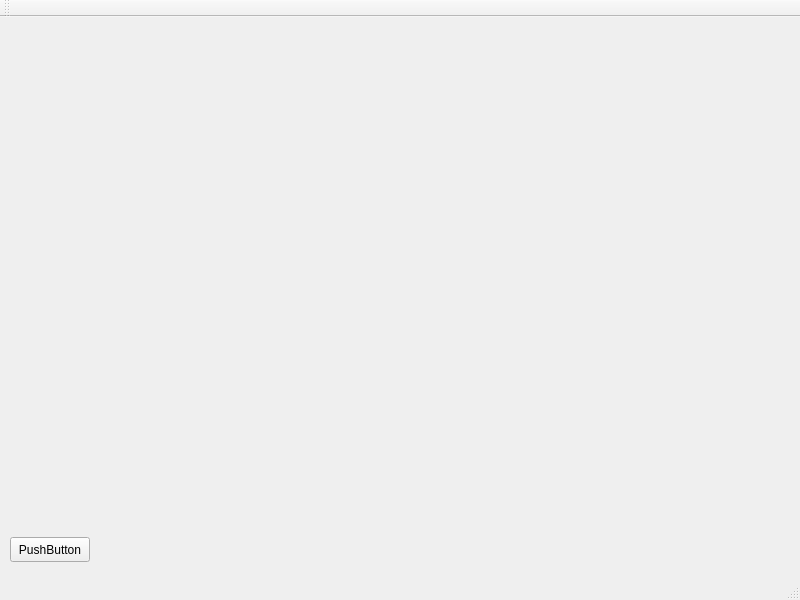
Qt form mainwindow.ui (AlexSP0/DynMenu-prototype) before a commit.
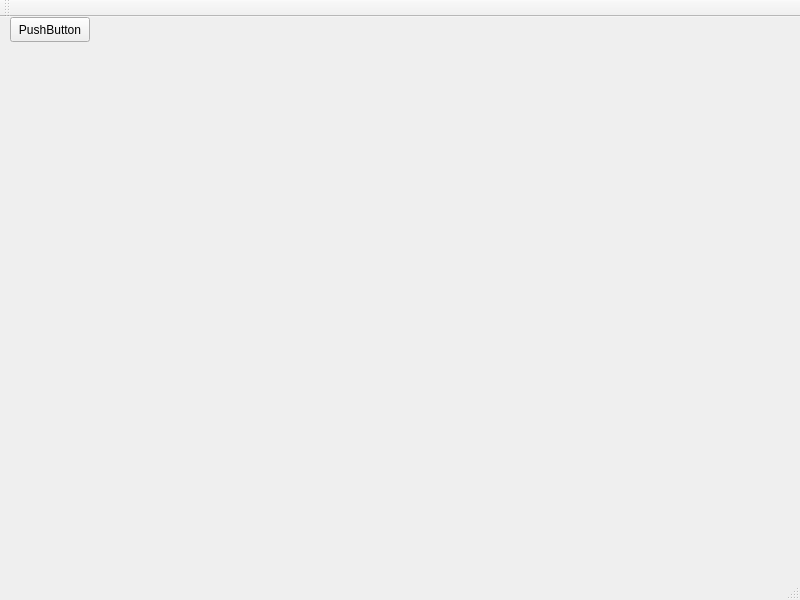
The same form after that commit.

Diff of the .ui file:
```diff
--- a/mainwindow.ui
+++ b/mainwindow.ui
@@ -18,7 +18,7 @@
     <property name="geometry">
      <rect>
       <x>10</x>
-      <y>520</y>
+      <y>0</y>
       <width>80</width>
       <height>25</height>
      </rect>
```
